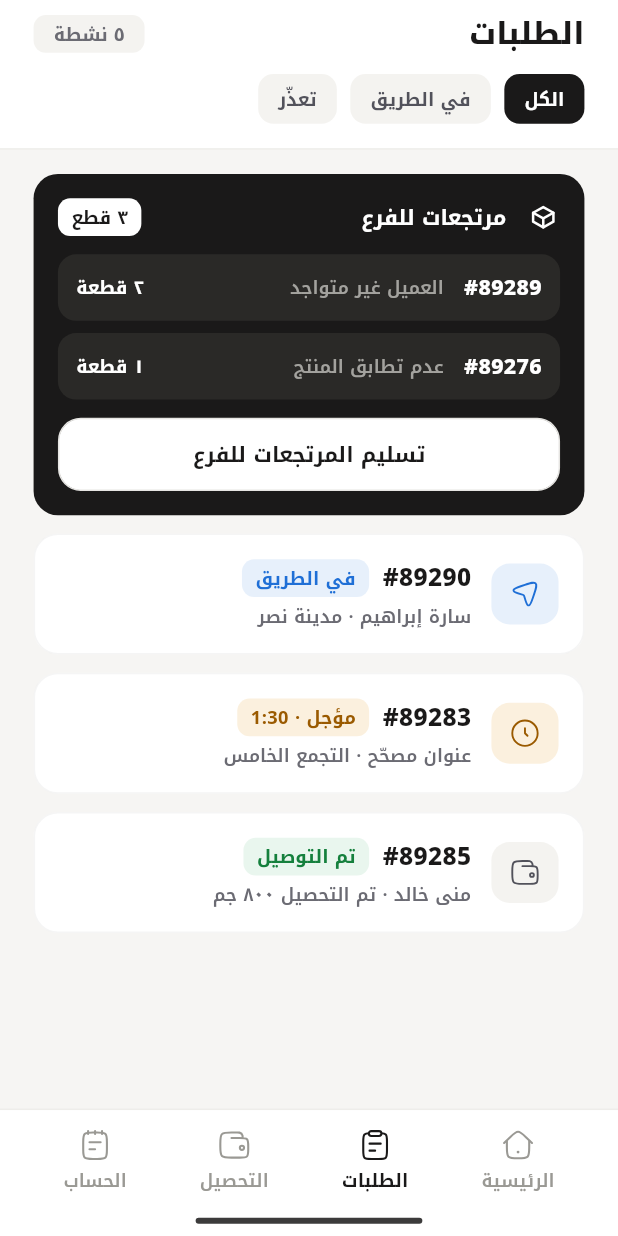
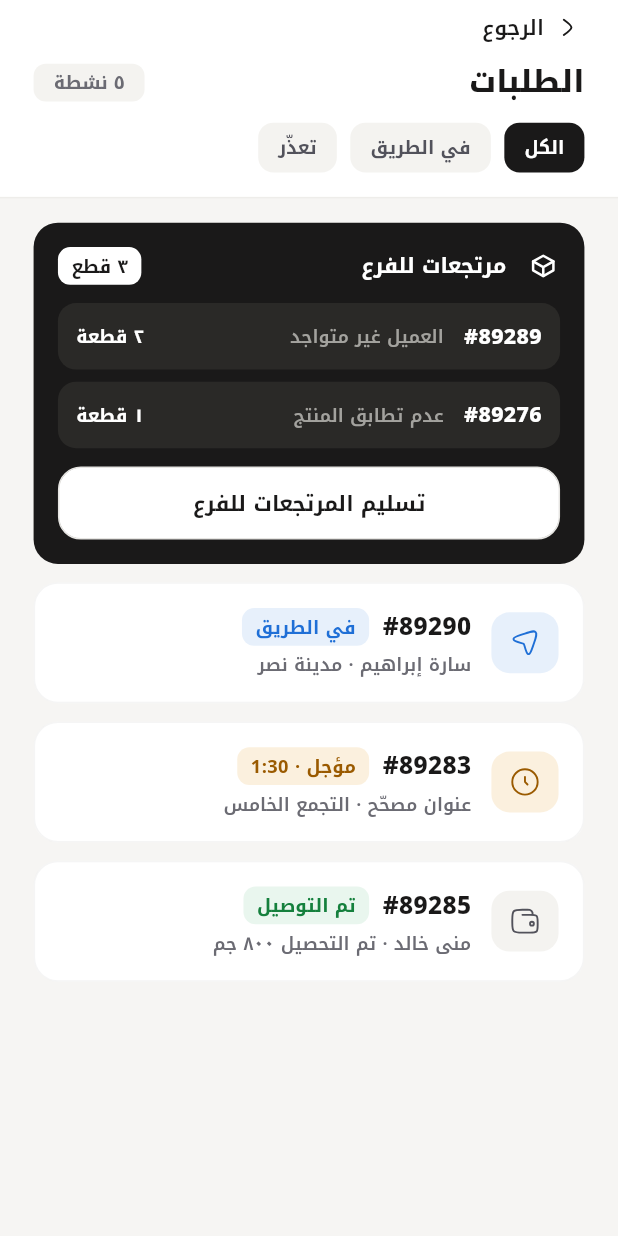
Before and after one commit to ahmedmarwan47-stack/orderbase_delivery_app, a Flutter app: the ReturnsListScreen screen opened by its route, on a phone screen of 412 x 824 dp. Run offline on Flutter 3.47's test engine with Material 3 defaults, Android fonts, the phone set to English and light mode, and no system bars; our stand-ins replace easy_localization, flutter_modular, flutter_screenutil, flutter_svg, rxdart.

Commit message:
Fix the More-menu sub-screens: back buttons, drop foreign nav bars & stray CTAs
The Settlement / Returns / Pickup screens were built as standalone mockups and
pushed from the More menu, so they trapped the user:
- Returns had the mockup's own bottom nav (home/collection/account, non-
  functional) and NO back button — a dead-end. Add a back button; remove the
  foreign nav bar.
- Settlement carried a decorative BottomNav and a 'تسوية التحصيلات' settle CTA
  that doesn't belong when reached as a review sub-screen. Remove both; it's now
  a clean cash-in-hand + collections review with its existing back link.
- Pickup's confirm button no-oped when opened from More; fall back to popping so
  it isn't a silent dead-end.

flutter analyze clean; Returns + Settlement verified on the simulator.

Co-Authored-By: Claude Opus 4.8 <noreply@anthropic.com>

```diff
--- a/lib/features/failure_states/presentation/view/returns_list_screen.dart
+++ b/lib/features/failure_states/presentation/view/returns_list_screen.dart
@@ -15,7 +15,7 @@ class ReturnsListScreen extends StatelessWidget {
       textDirection: TextDirection.rtl,
       child: Scaffold(
         backgroundColor: AppColors.background,
-        body: SafeArea(bottom: false, child: const _ReturnsListBody()),
+        body: const SafeArea(child: _ReturnsListBody()),
       ),
     );
   }
--- a/lib/features/failure_states/presentation/widgets/returns_list_body.dart
+++ b/lib/features/failure_states/presentation/widgets/returns_list_body.dart
@@ -61,7 +61,6 @@ class _ReturnsListBody extends StatelessWidget {
             ],
           ),
         ),
-        const _ReturnsBottomNav(),
       ],
     );
   }
@@ -86,6 +85,23 @@ class _ReturnsHeader extends StatelessWidget {
       child: Column(
         crossAxisAlignment: CrossAxisAlignment.stretch,
         children: [
+          Row(
+            mainAxisSize: MainAxisSize.min,
+            children: [
+              IconWidget(
+                icon: FailureIcons.back,
+                color: AppColors.textPrimary,
+                height: AppSize.sH20,
+                width: AppSize.sW20,
+              ),
+              4.szW,
+              Text(
+                LocaleKeys.back.tr(),
+                style: const TextStyle().setMainTextColor.s14.semiBold,
+              ),
+            ],
+          ).onClick(onTap: () => Navigator.of(context).maybePop()),
+          12.szH,
           Row(
             mainAxisAlignment: MainAxisAlignment.spaceBetween,
             children: [
@@ -321,82 +337,3 @@ class _OrderMiniCard extends StatelessWidget {
     );
   }
 }
-
-/// The mockup's 1g bottom nav differs from the shared [BottomNav] (it shows
-/// التحصيل / الحساب instead of notifications / more), so it's rendered locally
-/// here to stay faithful. Reconcile with the app's real nav at integration.
-class _ReturnsBottomNav extends StatelessWidget {
-  const _ReturnsBottomNav();
-
-  @override
-  Widget build(BuildContext context) {
-    return Container(
-      decoration: const BoxDecoration(
-        color: AppColors.surface,
-        border: Border(top: BorderSide(color: AppColors.borderHeader)),
-      ),
-      child: Column(
-        mainAxisSize: MainAxisSize.min,
-        children: [
-          Padding(
-            padding: EdgeInsets.only(
-              left: AppPadding.pW16,
-              right: AppPadding.pW16,
-              top: AppPadding.pH12,
-              bottom: AppPadding.pH8,
-            ),
-            child: Row(
-              mainAxisAlignment: MainAxisAlignment.spaceAround,
-              children: [
-                _NavItem(icon: FailureIcons.home, label: LocaleKeys.failureNavHome.tr()),
-                _NavItem(
-                    icon: FailureIcons.orders,
-                    label: LocaleKeys.failureOrders.tr(),
-                    active: true),
-                _NavItem(icon: FailureIcons.wallet, label: LocaleKeys.failureNavCollection.tr()),
-                _NavItem(icon: FailureIcons.note, label: LocaleKeys.failureNavAccount.tr()),
-              ],
-            ),
-          ),
-          // Home-indicator pill.
-          Padding(
-            padding: EdgeInsets.symmetric(vertical: AppPadding.pH8),
-            child: Container(
-              width: 135.w, // home-indicator pill — no token
-              height: AppSize.sH4,
-              decoration: BoxDecoration(
-                color: AppColors.textPrimary.withValues(alpha: 0.85),
-                borderRadius: BorderRadius.circular(AppCircular.r3),
-              ),
-            ),
-          ),
-        ],
-      ),
-    );
-  }
-}
-
-class _NavItem extends StatelessWidget {
-  const _NavItem({required this.icon, required this.label, this.active = false});
-  final String icon;
-  final String label;
-  final bool active;
-
-  @override
-  Widget build(BuildContext context) {
-    final color = active ? AppColors.textPrimary : AppColors.chipCountMuted;
-    return Column(
-      mainAxisSize: MainAxisSize.min,
-      children: [
-        IconWidget(icon: icon, color: color, height: AppSize.sH22, width: AppSize.sW22),
-        4.szH,
-        Text(
-          label,
-          style: active
-              ? const TextStyle().setColor(color).s12.bold
-              : const TextStyle().setColor(color).s12.semiBold,
-        ),
-      ],
-    );
-  }
-}
--- a/lib/features/settlement/presentation/imports/settlement_imports.dart
+++ b/lib/features/settlement/presentation/imports/settlement_imports.dart
@@ -12,7 +12,6 @@ import 'package:flutter/material.dart';
 import '../../../../config/res/config_imports.dart';
 import '../../../../data/order.dart' show formatThousands;
 import '../../../../theme/shadows.dart';
-import '../../../../widgets/bottom_nav.dart';
 import '../../../../widgets/home_indicator.dart';
 
 // Models + in-feature sample data (mirrors the mockup's DCLogic `state`).
```
Also changed, not shown: lib/features/pickup/presentation/view/pickup_screen.dart (+6 -1 lines), lib/features/settlement/presentation/widgets/settlement_open_view.dart (+0 -41 lines).
